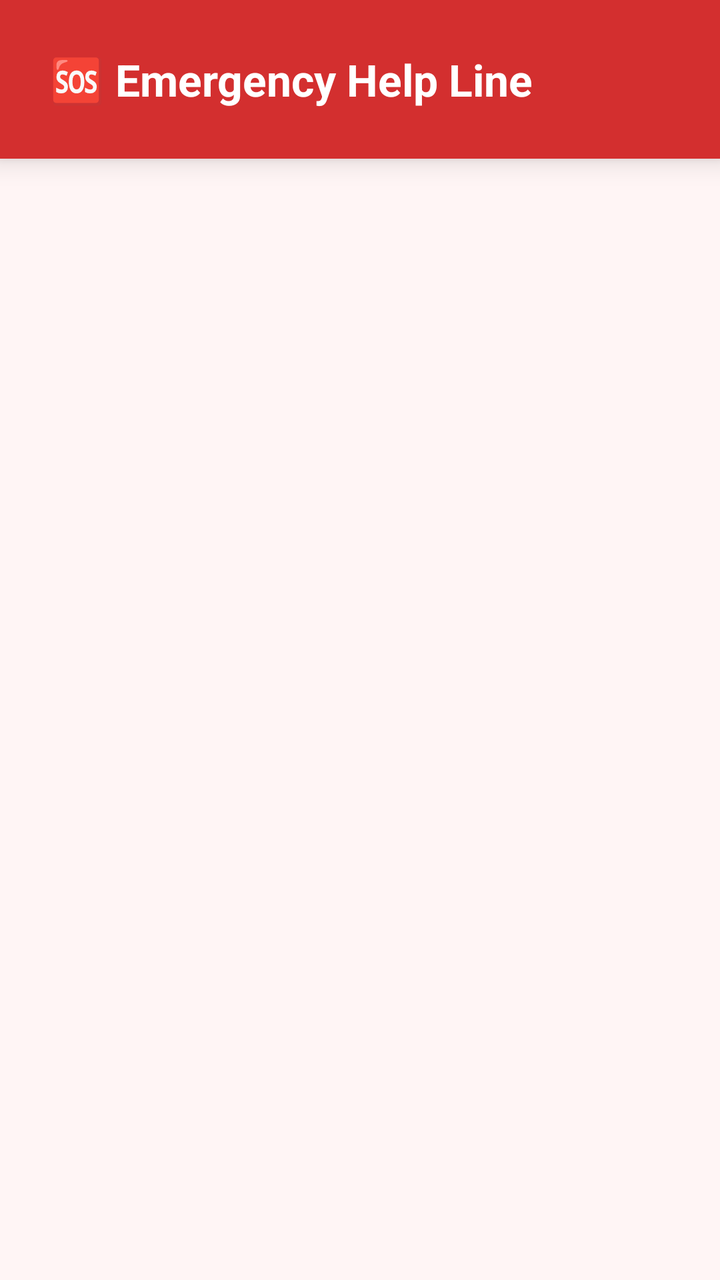
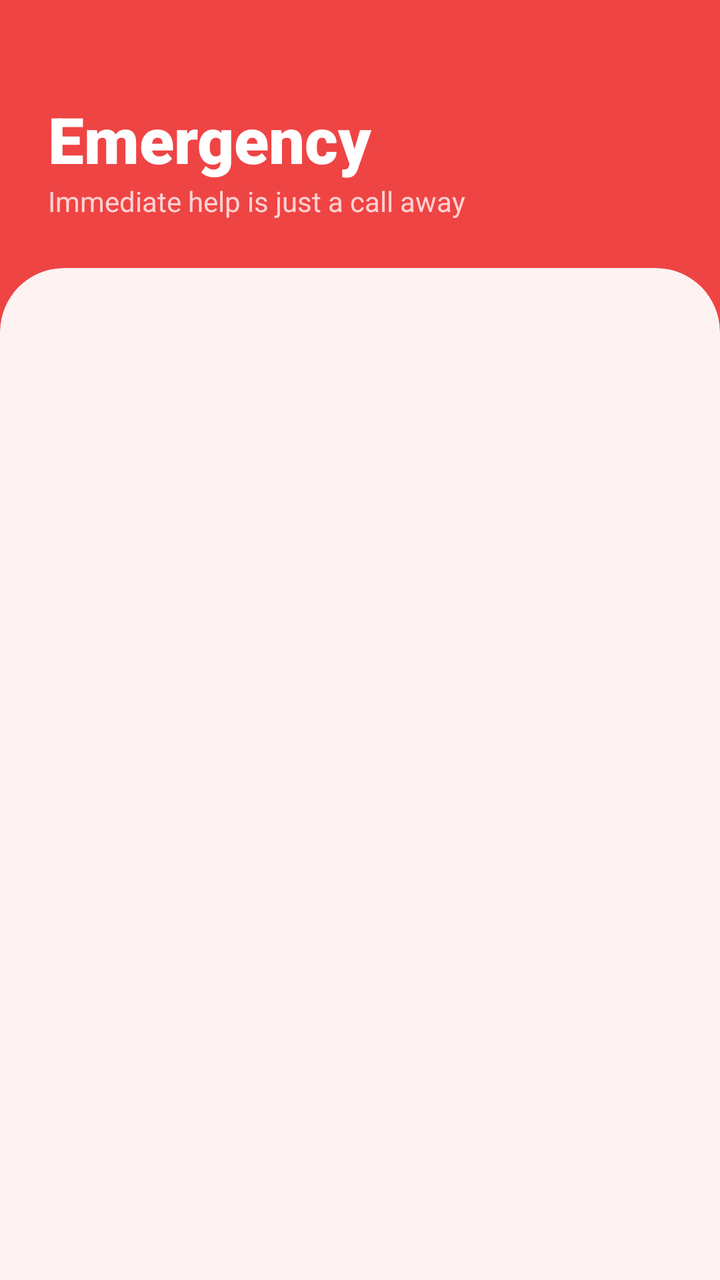

Screens rendered from an Android XML layout before and after an edit, with the pre-edit source and the edit as a unified diff.
<!-- AndroidManifest.xml: application theme Theme.CareLanka -->
<!-- res/layout/activity_emergency.xml -->
<?xml version="1.0" encoding="utf-8"?>
<LinearLayout xmlns:android="http://schemas.android.com/apk/res/android"
    android:layout_width="match_parent"
    android:layout_height="match_parent"
    android:orientation="vertical"
    android:background="#FFF5F5">

    <LinearLayout
        android:layout_width="match_parent"
        android:layout_height="wrap_content"
        android:background="#D32F2F"
        android:padding="25dp"
        android:elevation="8dp">

        <TextView
            android:layout_width="wrap_content"
            android:layout_height="wrap_content"
            android:text="🆘 Emergency Help Line"
            android:textColor="@android:color/white"
            android:textSize="22sp"
            android:textStyle="bold" />
    </LinearLayout>

    <androidx.recyclerview.widget.RecyclerView
        android:id="@+id/recyclerEmergency"
        android:layout_width="match_parent"
        android:layout_height="match_parent"
        android:padding="10dp"
        android:clipToPadding="false"/>
</LinearLayout>
<!-- resources referenced by this layout -->
<resources>
  <style name="Theme.CareLanka" parent="Base.Theme.CareLanka" />
  <style name="Base.Theme.CareLanka" parent="Theme.Material3.DayNight.NoActionBar">
          
          
      </style>
</resources>

<!-- the commit's change to res/layout/activity_emergency.xml (unified diff, before → after) -->
@@ -1,30 +1,148 @@
 <?xml version="1.0" encoding="utf-8"?>
-<LinearLayout xmlns:android="http://schemas.android.com/apk/res/android"
+<androidx.constraintlayout.widget.ConstraintLayout xmlns:android="http://schemas.android.com/apk/res/android"
+    xmlns:app="http://schemas.android.com/apk/res-auto"
+    xmlns:tools="http://schemas.android.com/tools"
     android:layout_width="match_parent"
     android:layout_height="match_parent"
-    android:orientation="vertical"
-    android:background="#FFF5F5">
+    android:background="#FEF2F2">
+
+    
+    <View
+        android:id="@+id/headerView"
+        android:layout_width="match_parent"
+        android:layout_height="180dp"
+        android:background="#EF4444"
+        app:layout_constraintTop_toTopOf="parent" />
+
+    <TextView
+        android:id="@+id/tvTitle"
+        android:layout_width="wrap_content"
+        android:layout_height="wrap_content"
+        android:layout_marginStart="24dp"
+        android:layout_marginTop="48dp"
+        android:text="Emergency"
+        android:textColor="@color/white"
+        android:textSize="32sp"
+        android:fontFamily="sans-serif-black"
+        app:layout_constraintStart_toStartOf="parent"
+        app:layout_constraintTop_toTopOf="parent" />
+
+    <TextView
+        android:id="@+id/tvSubtitle"
+        android:layout_width="wrap_content"
+        android:layout_height="wrap_content"
+        android:text="Immediate help is just a call away"
+        android:textColor="#FEE2E2"
+        android:textSize="14sp"
+        android:alpha="0.9"
+        app:layout_constraintStart_toStartOf="@+id/tvTitle"
+        app:layout_constraintTop_toBottomOf="@+id/tvTitle" />
+
+    <com.google.android.material.card.MaterialCardView
+        android:layout_width="match_parent"
+        android:layout_height="0dp"
+        android:layout_marginTop="24dp"
+        app:cardCornerRadius="32dp"
+        app:cardElevation="0dp"
+        app:strokeWidth="0dp"
+        app:cardBackgroundColor="#FEF2F2"
+        app:layout_constraintBottom_toBottomOf="parent"
+        app:layout_constraintTop_toBottomOf="@+id/tvSubtitle">
+
+        <androidx.recyclerview.widget.RecyclerView
+            android:id="@+id/recyclerEmergency"
+            android:layout_width="match_parent"
+            android:layout_height="match_parent"
+            android:paddingHorizontal="16dp"
+            android:paddingTop="20dp"
+            android:paddingBottom="24dp"
+            android:clipToPadding="false"
+            android:scrollbars="none"
+            tools:listitem="@layout/item_emergency"/>
+
+    </com.google.android.material.card.MaterialCardView>
+
+</androidx.constraintlayout.widget.ConstraintLayout>
+<!-- res/layout/item_emergency.xml (included above) -->
+<?xml version="1.0" encoding="utf-8"?>
+<com.google.android.material.card.MaterialCardView xmlns:android="http://schemas.android.com/apk/res/android"
+    xmlns:app="http://schemas.android.com/apk/res-auto"
+    android:layout_width="match_parent"
+    android:layout_height="wrap_content"
+    android:layout_marginHorizontal="16dp"
+    android:layout_marginVertical="8dp"
+    app:cardCornerRadius="24dp"
+    app:cardElevation="2dp"
+    app:strokeWidth="0dp"
+    app:cardBackgroundColor="#FFFFFF">
 
     <LinearLayout
         android:layout_width="match_parent"
         android:layout_height="wrap_content"
-        android:background="#D32F2F"
-        android:padding="25dp"
-        android:elevation="8dp">
+        android:orientation="horizontal"
+        android:padding="16dp"
+        android:gravity="center_vertical">
 
-        <TextView
+        
+        <com.google.android.material.card.MaterialCardView
+            android:layout_width="60dp"
+            android:layout_height="60dp"
+            app:cardCornerRadius="18dp"
+            app:cardElevation="0dp"
+            app:cardBackgroundColor="#FEF2F2"
+            app:strokeWidth="0dp">
+            <TextView
+                android:id="@+id/tvEmergencyIcon"
+                android:layout_width="wrap_content"
+                android:layout_height="wrap_content"
+                android:layout_gravity="center"
+                android:text="🚑"
+                android:textSize="28sp"/>
+        </com.google.android.material.card.MaterialCardView>
+
+        <LinearLayout
+            android:layout_width="0dp"
+            android:layout_height="wrap_content"
+            android:layout_weight="1"
+            android:orientation="vertical"
+            android:layout_marginStart="16dp">
+
+            <TextView
+                android:id="@+id/tvEmergencyName"
+                android:layout_width="wrap_content"
+                android:layout_height="wrap_content"
+                android:text="Suwa Seriya"
+                android:textSize="17sp"
+                android:fontFamily="sans-serif-black"
+                android:textColor="#1E293B"
+                android:letterSpacing="-0.01"/>
+
+            <TextView
+                android:id="@+id/tvEmergencyNumber"
+                android:layout_width="wrap_content"
+                android:layout_height="wrap_content"
+                android:text="1990"
+                android:textColor="#EF4444"
+                android:textSize="15sp"
+                android:layout_marginTop="2dp"
+                android:fontFamily="sans-serif-black"
+                android:letterSpacing="0.05"/>
+        </LinearLayout>
+
+        
+        <com.google.android.material.button.MaterialButton
+            android:id="@+id/btnCallNow"
+            style="@style/Widget.Material3.Button.TonalButton"
             android:layout_width="wrap_content"
-            android:layout_height="wrap_content"
-            android:text="🆘 Emergency Help Line"
-            android:textColor="@android:color/white"
-            android:textSize="22sp"
-            android:textStyle="bold" />
+            android:layout_height="54dp"
+            android:text="CALL"
+            android:textColor="#EF4444"
+            android:fontFamily="sans-serif-black"
+            app:backgroundTint="#FEE2E2"
+            app:cornerRadius="16dp"
+            app:icon="@android:drawable/ic_menu_call"
+            app:iconTint="#EF4444"
+            android:paddingHorizontal="16dp"/>
+
     </LinearLayout>
-
-    <androidx.recyclerview.widget.RecyclerView
-        android:id="@+id/recyclerEmergency"
-        android:layout_width="match_parent"
-        android:layout_height="match_parent"
-        android:padding="10dp"
-        android:clipToPadding="false"/>
-</LinearLayout>
+</com.google.android.material.card.MaterialCardView>
<!-- resource entries referenced after the edit -->
@@ -1,5 +1,6 @@
 <!-- resources referenced by this layout -->
 <resources>
+  <color name="white">#FFFFFF</color>
   <style name="Theme.CareLanka" parent="Base.Theme.CareLanka" />
   <style name="Base.Theme.CareLanka" parent="Theme.Material3.DayNight.NoActionBar">
           
